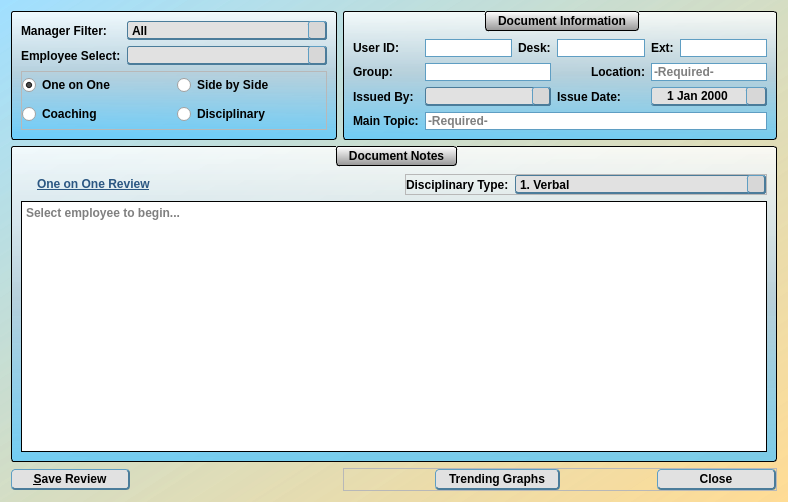
Above: Ui_Files/review_form.ui from jakesb27/Manager_KPI_Tracker before the change. Below: the same form after it.
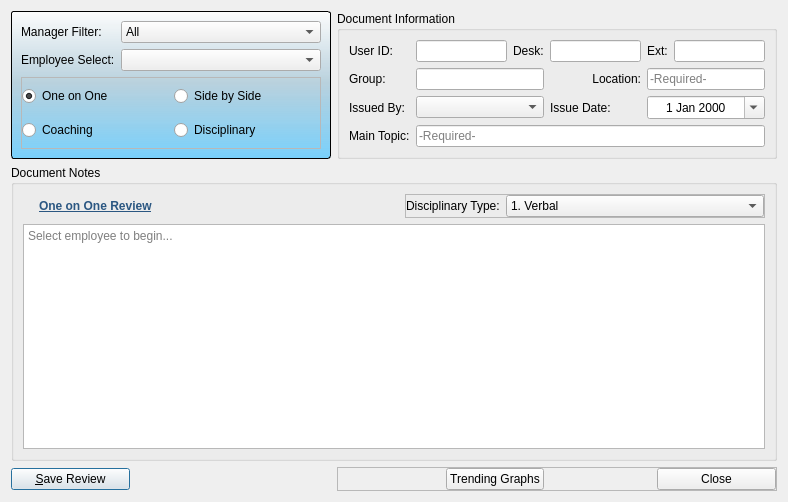
That is the form after the change. Icons and pictures are not drawn.

Commit message: added email distribution lists and changed set style functions.

What changed in the file:
```diff
--- a/Ui_Files/review_form.ui
+++ b/Ui_Files/review_form.ui
@@ -17,212 +17,6 @@
    <iconset resource="../main_images.qrc">
     <normaloff>:/logos/Images/Meduit_logo.ico</normaloff>:/logos/Images/Meduit_logo.ico</iconset>
   </property>
-  <property name="styleSheet">
-   <string notr="true">QMainWindow{
-	background-color: qlineargradient(spread:pad, x1:1, y1:1, x2:0, y2:0.011, stop:0 rgba(255, 218, 144, 200), stop:1 rgba(129, 213, 255, 126));
-}
-QDialog{
-	background-color: qlineargradient(spread:pad, x1:1, y1:1, x2:0, y2:0.011, stop:0 rgba(255, 218, 144, 200), stop:1 rgba(129, 213, 255, 126));
-}
-QWidget{
-	font: 11pt &quot;Corbel&quot;;
-	font-weight: bold;
-}
-QPlainTextEdit{
-	border: 1px solid black;
-	font: 10pt &quot;MS Shell Dlg 2&quot;;
-}
-QDateEdit{
-	background-color: rgb(223, 223, 223);
-	border: 1px solid rgb(95, 158, 195);
-	font: 10pt &quot;MS Shell Dlg 2&quot;;
-	border-bottom: 2px solid rgb(75, 124, 154);
-	border-top: 1px solid rgb(95, 158, 195);
-	border-right: 2px solid rgb(75, 124, 154);
-	border-left: 1px solid rgb(95, 158, 195);
-	border-radius: 3px;
-	padding-left: 3px;
-	padding-right: 3px;
-	background-color: rgb(225, 225, 225);
-}
-QDateEdit::drop-down{
-	background-color: rgb(215, 215, 215);
-	border-bottom: 2px solid rgb(75, 124, 154);
-	border-top: 1px solid rgb(95, 158, 195);
-	border-right: 2px solid rgb(75, 124, 154);
-	border-left: 1px solid rgb(95, 158, 195);
-	border-radius: 3px;
-	subcontrol-origin: margin;
-	width: 18px;
-}
-QDateEdit::down-arrow{
-	image: url(:/arrows/Images/arrow-dwn.png);
-	width: 14 px;
-	height:14 px;
-}
-QGroupBox{
-	background-color: qlineargradient(spread:pad, x1:0.5, y1:0, x2:0.5, y2:1, stop:0 rgba(255, 255, 255, 209), stop:0.485876 rgba(181, 207, 220, 239), stop:1 rgba(85, 199, 255, 196));
-	border: 1px solid black;
-	border-radius: 3px;
-	margin-top: 1ex;
-	padding-top: 18;
-	font: 11pt &quot;Corbel&quot;;
-	font-weight: bold;
-}
-QGroupBox::title{
-	background-color: qlineargradient(spread:pad, x1:0.50035, y1:1, x2:0.5, y2:0, stop:0 rgba(151, 151, 151, 255), stop:1 rgba(255, 255, 255, 255));
-	border: 1px solid black;
-	border-radius: 3px;
-	padding: 2 10px;
-	subcontrol-origin: margin;
-	subcontrol-position: top;
-	font: 11pt &quot;Corbel&quot;;
-	font-weight: bold;
-}
-QLineEdit{
-	border: 1px solid rgb(95, 158, 195);
-	font: 10pt &quot;MS Shell Dlg 2&quot;;
-}
-QLineEdit[readOnly=&quot;true&quot;]{
-	background-color: rgb(200, 200, 200);
-	border: 1px solid rgb(95, 158, 195);
-	font: 10pt &quot;MS Shell Dlg 2&quot;;
-}
-QTextEdit{
-	font: 12pt &quot;Corbel&quot;;
-}
-QStatusBar{
-	font: 10pt &quot;MS Shell Dlg 2&quot;;
-}
-QPushButton{
-	border-bottom: 2px solid rgb(75, 124, 154);
-	border-top: 1px solid rgb(95, 158, 195);
-	border-right: 2px solid rgb(75, 124, 154);
-	border-left: 1px solid rgb(95, 158, 195);
-	border-radius: 4px;
-	padding: 2px;
-	padding-left: 13px;
-	padding-right: 13px;
-	background-color: rgb(225, 225, 225);
-	font: 11pt &quot;Corbel&quot;;
-	font-weight: bold;
-}
-QPushButton::hover{
-	border-bottom: 2px solid rgb(75, 124, 154);
-	border-top: 1px solid rgb(95, 158, 195);
-	border-right: 2px solid rgb(75, 124, 154);
-	border-left: 1px solid rgb(95, 158, 195);
-	border-radius: 4px;
-	padding: 2px;
-	padding-left: 13px;
-	padding-right: 13px;
-	background-color: rgb(215, 215, 215);
-	font: 11pt &quot;Corbel&quot;;
-	font-weight: bold;
-}
-QPushButton::pressed{
-	border-bottom: 1px solid rgb(75, 124, 154);
-	border-top: 2px solid rgb(95, 158, 195);
-	border-right: 1px solid rgb(75, 124, 154);
-	border-left: 2px solid rgb(95, 158, 195);
-	border-radius: 4px;
-	padding: 2px;
-	padding-left: 10px;
-	padding-right: 10px;
-	width: 80px;
-	background-color: rgb(225, 225, 225);
-	font: 11pt &quot;Corbel&quot;;
-	font-weight: bold;
-}
-QComboBox{
-	border-bottom: 2px solid rgb(75, 124, 154);
-	border-top: 1px solid rgb(75, 124, 154);
-	border-right: 1px solid rgb(75, 124, 154);
-	border-left: 1px solid rgb(75, 124, 154);
-	border-radius: 3px;
-	background-color: rgb(225, 225, 225);
-}
-QComboBox::drop-down{
-	background-color: rgb(215, 215, 215);
-	border-bottom: 2px solid rgb(75, 124, 154);
-	border-top: 1px solid rgb(95, 158, 195);
-	border-right: 2px solid rgb(75, 124, 154);
-	border-left: 1px solid rgb(95, 158, 195);
-	border-radius: 3px;
-	subcontrol-origin: margin;
-	width: 16px;
-}
-QComboBox::drop-down::hover{
-	background-color: rgb(205, 205, 205);
-	border-bottom: 2px solid rgb(75, 124, 154);
-	border-top: 1px solid rgb(95, 158, 195);
-	border-right: 2px solid rgb(75, 124, 154);
-	border-left: 1px solid rgb(95, 158, 195);
-	border-radius: 3px;
-	subcontrol-origin: margin;
-	width: 16px;
-}
-QComboBox::drop-down::pressed{
-	background-color: rgb(215, 215, 215);
-	border-bottom: 1px solid rgb(75, 124, 154);
-	border-top: 2px solid rgb(95, 158, 195);
-	border-right: 1px solid rgb(75, 124, 154);
-	border-left: 2px solid rgb(95, 158, 195);
-	border-radius: 3px;
-	subcontrol-origin: margin;
-	width: 16px;
-}
-QComboBox::down-arrow{
-	image: url(:/arrows/Images/arrow-dwn.png);
-	width: 14 px;
-	height:14 px;
-}
-QCalendarWidget QWidget#qt_calendar_navigationbar{
-	background-color: qlineargradient(spread:pad, x1:0.50035, y1:1, x2:0.5, y2:0, stop:0 rgba(151, 151, 151, 255), stop:1 rgba(255, 255, 255, 255));
-	border-top: 1px solid black;
-	border-left: 1px solid black;
-	border-right: 1px solid black;
-	border-top-left-radius: 3px;
-	border-top-right-radius: 3px;
-	font: 11pt &quot;Corbel&quot;;
-	font-weight: bold;
-}
-QCalendarWidget QToolButton{
-	color: rgb(0, 0, 0);
-  	icon-size: 20px, 20px;
-}
-QCalendarWidget QWidget#qt_calendar_prevmonth{
-	qproperty-icon: url(:/arrows/Images/arrow-left.png);
-}
-
-QCalendarWidget QWidget#qt_calendar_nextmonth{
-	qproperty-icon: url(:/arrows/Images/arrow-right.png);
-}
-QCalendarWidget QSpinBox{ 
-	font: 11pt &quot;Corbel&quot;;
-	font-weight: bold;
-}
-QCalendarWidget QMenu{
-	font: 11pt &quot;Corbel&quot;;
-	font-weight: bold;
-}
-QCalendarWidget QWidget{
-	alternate-background-color: rgb(234, 234, 234);
-}
-QCalendarWidget QAbstractItemView:enabled{
-	font: 12pt &quot;Corbel&quot;;
-	font-weight: bold;
-	background-color: rgb(214, 214, 214);
-  	selection-background-color: rgb(64, 64, 64);
-	selection-color: rgb(255, 255, 255);
-	border: 1px solid black;
-	border-bottom-left-radius: 3px;
-	border-bottom-right-radius: 3px;
-}
-QCalendarWidget QAbstractItemView:disabled{
-	color: rgb(64, 64, 64); 
-}</string>
-  </property>
   <layout class="QGridLayout" name="gridLayout_2">
    <item row="0" column="2">
     <widget class="QGroupBox" name="agentDetails">
```
The commit also changes 20 other files.
